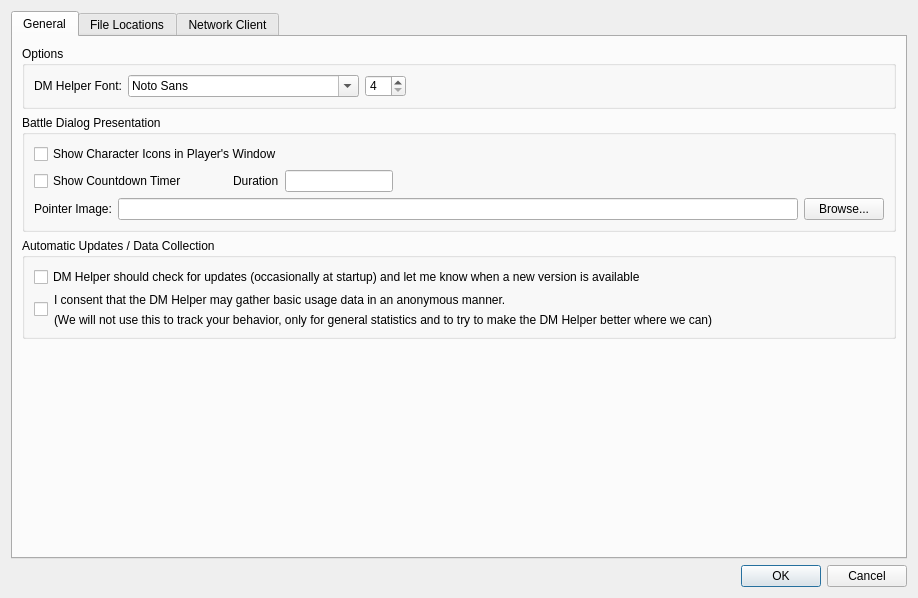
This is DMHelper/src/optionsdialog.ui in MMetze/DMHelper as Qt 5 draws it before an edit. The edited form follows.
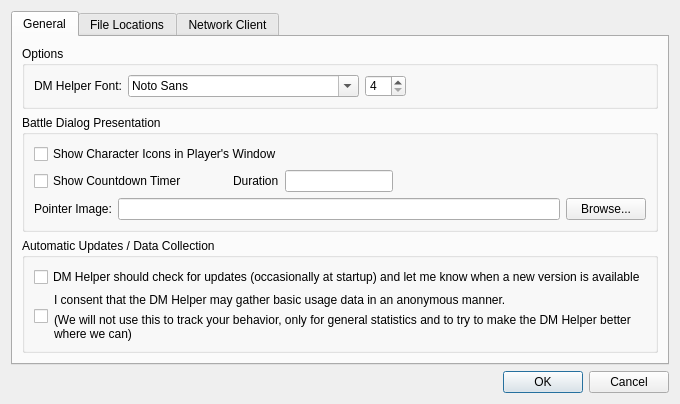
This is the edited form. Icons and pictures are not drawn.

The edit to the form file:
```diff
--- a/DMHelper/src/optionsdialog.ui
+++ b/DMHelper/src/optionsdialog.ui
@@ -6,8 +6,8 @@
    <rect>
     <x>0</x>
     <y>0</y>
-    <width>918</width>
-    <height>598</height>
+    <width>626</width>
+    <height>404</height>
    </rect>
   </property>
   <property name="windowTitle">
```
